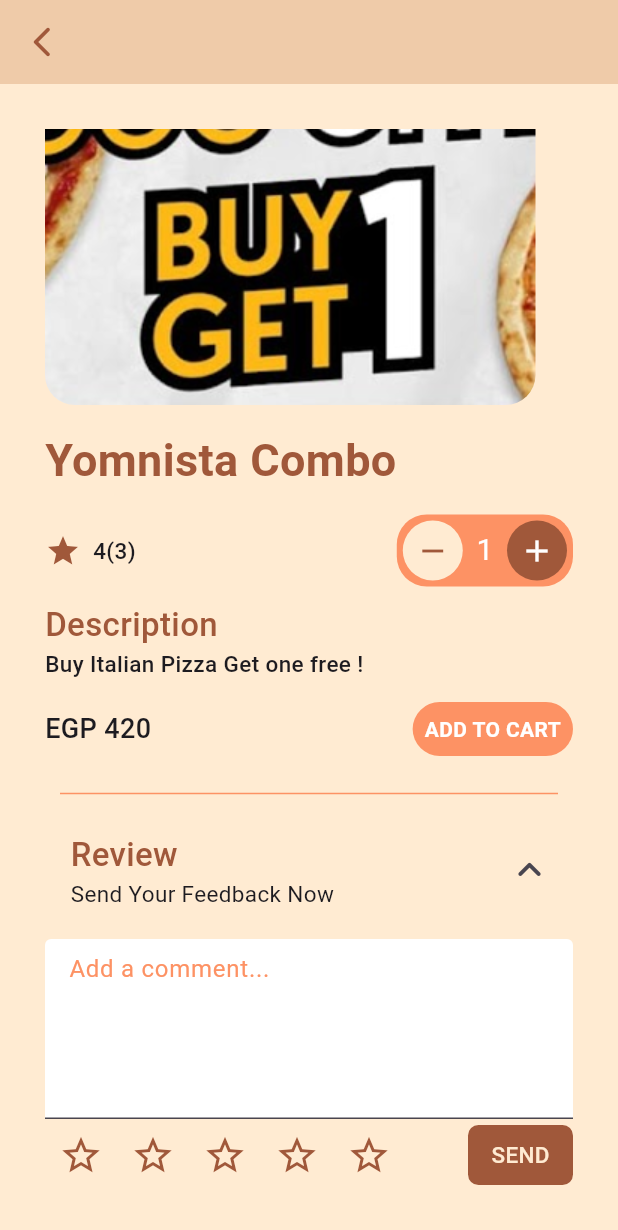
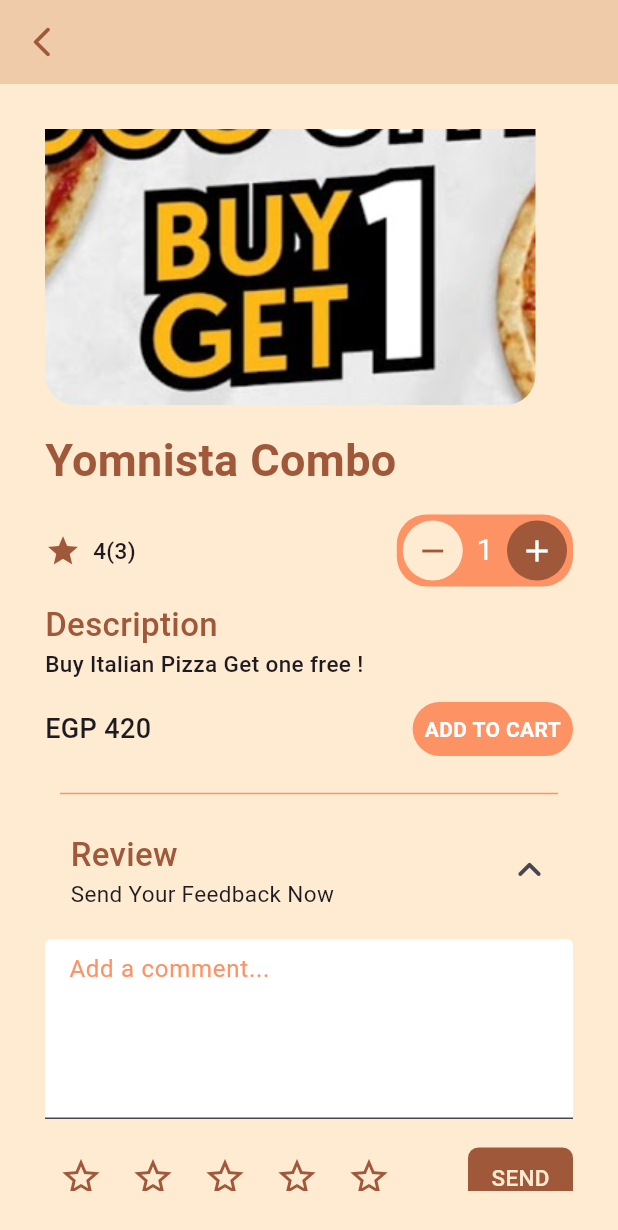
Before and after one commit to YoussefMohamed-joe/Flutter-Projects, a Flutter app: the screen it shows after launch, scrolled down 73 dp, on a phone screen of 412 x 824 dp. Shown: the top 1230 px of the screen. Run offline on Flutter 3.47's test engine with Material 3 defaults, Android fonts, the phone set to English and light mode, and no system bars.

Commit message:
finished the view

```diff
--- a/ecommerce_buy_page/lib/buying_page.dart
+++ b/ecommerce_buy_page/lib/buying_page.dart
@@ -152,19 +152,23 @@ class Buy extends StatelessWidget {
                       hintStyle: TextStyle(color: AppColors.orange)
                   )),
                 ),
+                const SizedBox(
+                  height: 15,
+                ),
                 //rating
                 Row(
                   children: [
-                    star(),
-                    star(),
-                    star(),
-                    star(),
-                    star(),
-                    Spacer(),
+                    stars(),
+                    const Spacer(),
                     Container(
+                      decoration: BoxDecoration(
+                        color: AppColors.dB,
+                        borderRadius: BorderRadius.circular(7)
+                      ),
+                      height: 40,
+                      width: 70,
                       child: Center(
                         child: Text(
-
                           'SEND',
                           style: TextStyle(
                             fontSize: 15,
@@ -173,12 +177,6 @@ class Buy extends StatelessWidget {
                           ),
                         ),
                       ),
-                      decoration: BoxDecoration(
-                        color: AppColors.dB,
-                        borderRadius: BorderRadius.circular(7)
-                      ),
-                      height: 40,
-                      width: 70,
                     )
                   ],
                 )
--- a/ecommerce_buy_page/lib/star_icon.dart
+++ b/ecommerce_buy_page/lib/star_icon.dart
@@ -7,7 +7,9 @@ class star extends StatelessWidget {
   @override
   Widget build(BuildContext context) {
     return IconButton(
-      onPressed: (){},
+      onPressed: (){
+
+      },
       iconSize: 30,
       icon: Icon(
         Icons.star_border
@@ -15,3 +17,18 @@ class star extends StatelessWidget {
         ));
   }
 }
+
+class stars extends StatelessWidget {
+  const stars({super.key});
+
+  @override
+  Widget build(BuildContext context) {
+    return const Row(children: [
+                    star(),
+                    star(),
+                    star(),
+                    star(),
+                    star(),
+    ],);
+  }
+}
```
